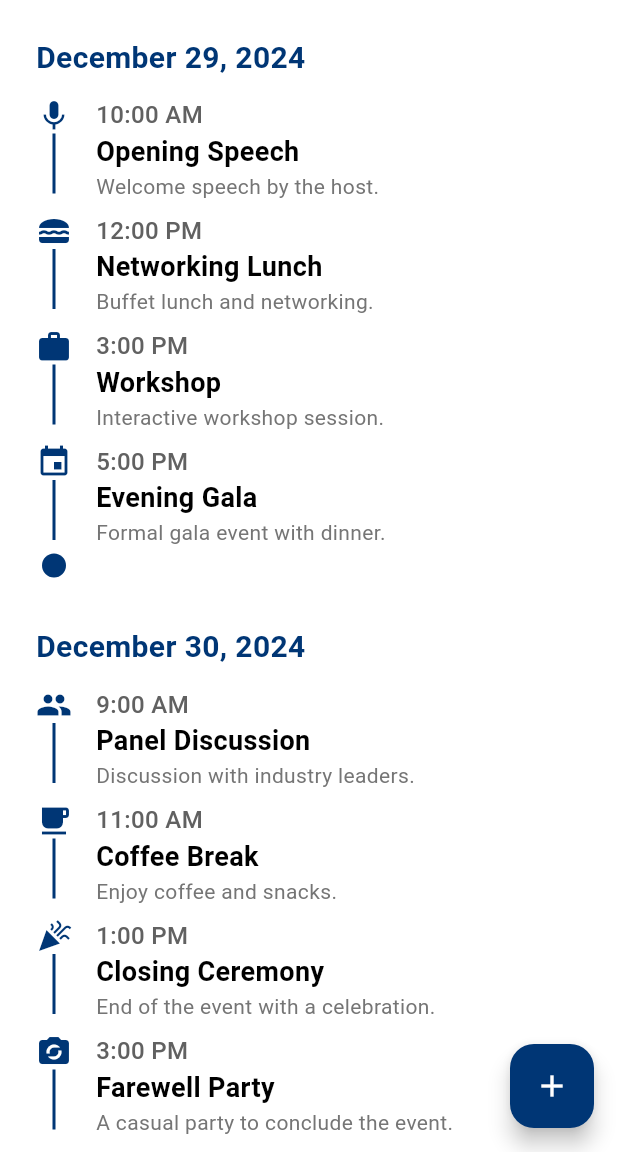
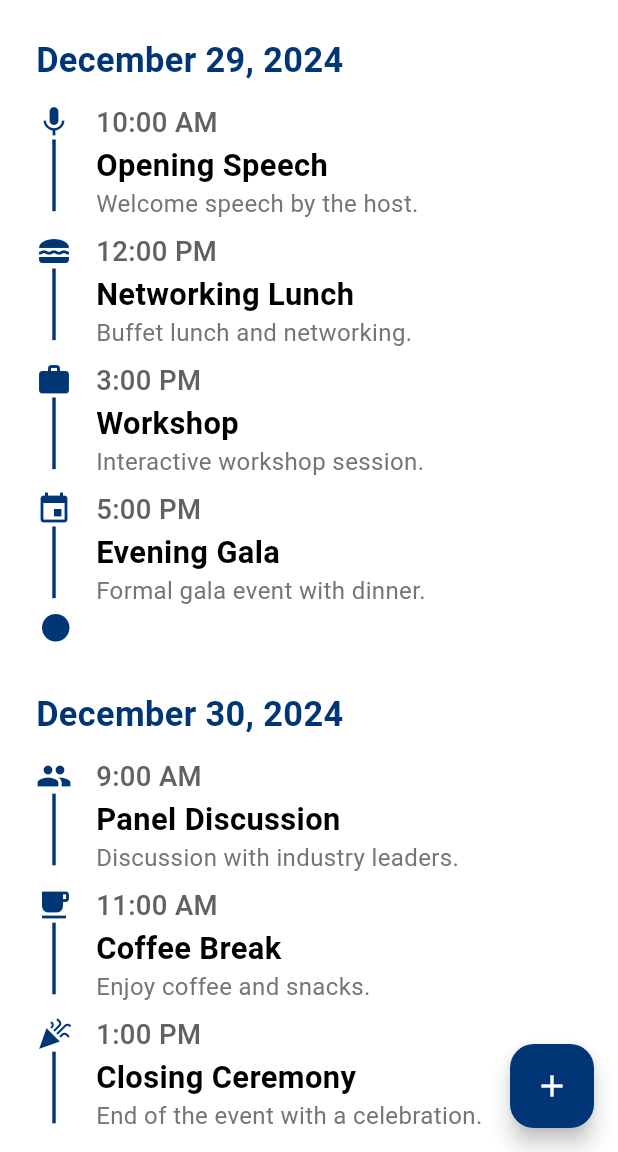
Before and after one commit to Hemalv02/Momento, a Flutter app: the EventSchedule screen opened by its route, on a phone screen of 412 x 824 dp, the part 84-1236 px from its top. Run offline on Flutter 3.47's test engine with Material 3 defaults, Android fonts, the phone set to English and light mode, and no system bars; our stand-ins replace dots_indicator, flutter_bloc, flutter_native_splash, flutter_screenutil, fluttertoast, shared_preferences; missing offline and left inert: mobile_scanner; accounts and stored records are empty.

Commit message:
Make height and width responsive

```diff
--- a/lib/screens/auth/log_in/widget/login_widget.dart
+++ b/lib/screens/auth/log_in/widget/login_widget.dart
@@ -93,9 +93,9 @@ Widget signUpButton(String buttonName, void Function()? function) {
       // backgroundColor: const Color(0xFFA7C4F7),
       foregroundColor: const Color(0XFF003675),
       minimumSize: const Size(double.infinity, 56),
-      side: const BorderSide(
-        width: 2,
-        color: Color(0xFF003675),
+      side: BorderSide(
+        width: 2.w,
+        color: const Color(0xFF003675),
       ),
       shape: RoundedRectangleBorder(
         borderRadius: BorderRadius.circular(15),
--- a/lib/screens/events/event_schedule.dart
+++ b/lib/screens/events/event_schedule.dart
@@ -1,4 +1,5 @@
 import 'package:flutter/material.dart';
+import 'package:flutter_screenutil/flutter_screenutil.dart';
 import 'package:momento/screens/events/schedule_add.dart';
 
 final List<Map<String, dynamic>> events = [
@@ -117,10 +118,10 @@ class EventSchedule extends StatelessWidget {
                 children: [
                   Text(
                     day['date'],
-                    style: const TextStyle(
-                      fontSize: 20.0,
+                    style: TextStyle(
+                      fontSize: 20.sp,
                       fontWeight: FontWeight.bold,
-                      color: Color(0xFF003675),
+                      color: const Color(0xFF003675),
                     ),
                   ),
                   const SizedBox(height: 8.0),
@@ -133,8 +134,8 @@ class EventSchedule extends StatelessWidget {
                   ),
                   Container(
                     margin: const EdgeInsets.only(left: 4.0),
-                    width: 16.0,
-                    height: 16.0,
+                    width: 16.w,
+                    height: 16.h,
                     decoration: const BoxDecoration(
                       color: Color(0xFF003675),
                       shape: BoxShape.circle,
@@ -178,8 +179,8 @@ class TimelineTile extends StatelessWidget {
                 color: const Color(0xFF003675),
               ),
               Container(
-                width: 2.0,
-                height: 40.0,
+                width: 2.w,
+                height: 40.h,
                 color: const Color(0xFF003675),
               ),
             ],
@@ -192,15 +193,15 @@ class TimelineTile extends StatelessWidget {
                 Text(
                   event['time'],
                   style: TextStyle(
-                    fontSize: 16.0,
+                    fontSize: 16.sp,
                     fontWeight: FontWeight.w500,
                     color: Colors.grey[700],
                   ),
                 ),
                 Text(
                   event['name'],
-                  style: const TextStyle(
-                    fontSize: 18.0,
+                  style: TextStyle(
+                    fontSize: 18.sp,
                     fontWeight: FontWeight.bold,
                     color: Colors.black,
                   ),
@@ -208,7 +209,7 @@ class TimelineTile extends StatelessWidget {
                 Text(
                   event['description'],
                   style: TextStyle(
-                    fontSize: 14.0,
+                    fontSize: 14.sp,
                     color: Colors.grey[600],
                   ),
                 ),
--- a/lib/screens/onboarding/onboarding_screens.dart
+++ b/lib/screens/onboarding/onboarding_screens.dart
@@ -105,8 +105,8 @@ class _OnboardingScreenState extends State<OnboardingScreen> {
               fit: BoxFit.contain,
             ),
           ),
-          const SizedBox(
-            height: 2,
+          SizedBox(
+            height: 2.h,
           ),
           Padding(
             padding: EdgeInsets.symmetric(horizontal: 20.w),
```
Also changed, not shown: lib/screens/auth/sign_up/signup.dart (+8 -8 lines), lib/screens/events/event_home.dart (+4 -3 lines), lib/screens/events/event_notification.dart (+18 -8 lines), lib/screens/events/schedule_add.dart (+6 -6 lines), lib/screens/events/ticket_scanner.dart (+4 -3 lines), lib/screens/events/ticket_verification.dart (+4 -3 lines).
